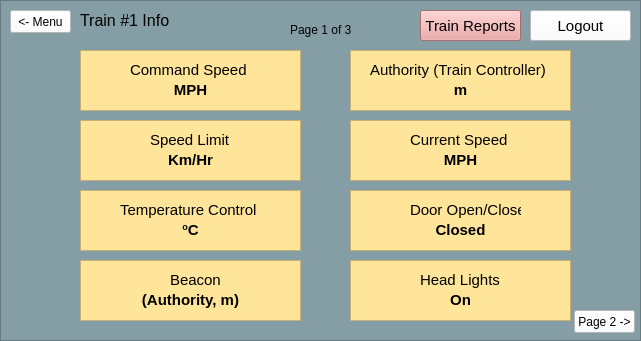
Above: src/UI/TrainModel/Train_Info_Page1.ui from aet37/ECE1140-Project before the change. Below: the same form after it.
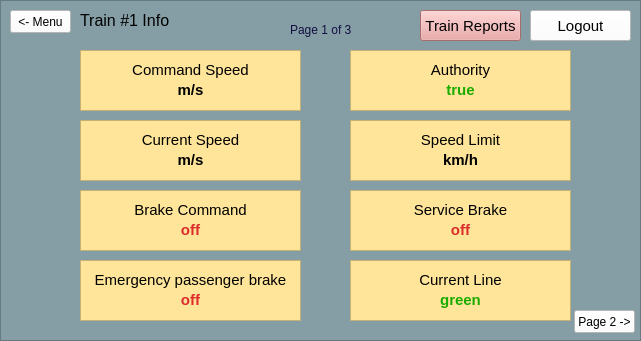
That is the form after the change.

The edit to the form file:
```diff
--- a/src/UI/TrainModel/Train_Info_Page1.ui
+++ b/src/UI/TrainModel/Train_Info_Page1.ui
@@ -90,8 +90,13 @@
      <property name="font">
       <font>
        <pointsize>12</pointsize>
+       <weight>50</weight>
+       <bold>false</bold>
       </font>
      </property>
+     <property name="styleSheet">
+      <string notr="true"/>
+     </property>
      <property name="text">
       <string>Train #1 Info</string>
      </property>
@@ -144,9 +149,9 @@
     <widget class="QLabel" name="label_2">
      <property name="geometry">
       <rect>
-       <x>130</x>
+       <x>90</x>
        <y>60</y>
-       <width>121</width>
+       <width>201</width>
        <height>20</height>
       </rect>
      </property>
@@ -156,58 +161,22 @@
       </font>
      </property>
      <property name="styleSheet">
-      <string notr="true">background-color: rgb(255, 229, 153);</string>
+      <string notr="true">
+background-color: rgba(255, 255, 255, 0);</string>
      </property>
      <property name="text">
       <string>Command Speed</string>
      </property>
-    </widget>
-    <widget class="QTextBrowser" name="textBrowser">
-     <property name="geometry">
-      <rect>
-       <x>80</x>
-       <y>50</y>
-       <width>221</width>
-       <height>61</height>
-      </rect>
-     </property>
-     <property name="styleSheet">
-      <string notr="true">background-color: rgb(255, 229, 153);</string>
-     </property>
-     <property name="html">
-      <string>&lt;!DOCTYPE HTML PUBLIC &quot;-//W3C//DTD HTML 4.0//EN&quot; &quot;http://www.w3.org/TR/REC-html40/strict.dtd&quot;&gt;
-&lt;html&gt;&lt;head&gt;&lt;meta name=&quot;qrichtext&quot; content=&quot;1&quot; /&gt;&lt;style type=&quot;text/css&quot;&gt;
-p, li { white-space: pre-wrap; }
-&lt;/style&gt;&lt;/head&gt;&lt;body style=&quot; font-family:'MS Shell Dlg 2'; font-size:8.25pt; font-weight:400; font-style:normal;&quot;&gt;
-&lt;p align=&quot;center&quot; style=&quot;-qt-paragraph-type:empty; margin-top:0px; margin-bottom:0px; margin-left:0px; margin-right:0px; -qt-block-indent:0; text-indent:0px;&quot;&gt;&lt;br /&gt;&lt;/p&gt;&lt;/body&gt;&lt;/html&gt;</string>
-     </property>
-    </widget>
-    <widget class="QTextBrowser" name="textBrowser_2">
-     <property name="geometry">
-      <rect>
-       <x>350</x>
-       <y>50</y>
-       <width>221</width>
-       <height>61</height>
-      </rect>
-     </property>
-     <property name="styleSheet">
-      <string notr="true">background-color: rgb(255, 229, 153);</string>
-     </property>
-     <property name="html">
-      <string>&lt;!DOCTYPE HTML PUBLIC &quot;-//W3C//DTD HTML 4.0//EN&quot; &quot;http://www.w3.org/TR/REC-html40/strict.dtd&quot;&gt;
-&lt;html&gt;&lt;head&gt;&lt;meta name=&quot;qrichtext&quot; content=&quot;1&quot; /&gt;&lt;style type=&quot;text/css&quot;&gt;
-p, li { white-space: pre-wrap; }
-&lt;/style&gt;&lt;/head&gt;&lt;body style=&quot; font-family:'MS Shell Dlg 2'; font-size:8.25pt; font-weight:400; font-style:normal;&quot;&gt;
-&lt;p align=&quot;center&quot; style=&quot;-qt-paragraph-type:empty; margin-top:0px; margin-bottom:0px; margin-left:0px; margin-right:0px; -qt-block-indent:0; text-indent:0px;&quot;&gt;&lt;br /&gt;&lt;/p&gt;&lt;/body&gt;&lt;/html&gt;</string>
+     <property name="alignment">
+      <set>Qt::AlignCenter</set>
      </property>
     </widget>
     <widget class="QLabel" name="label_3">
      <property name="geometry">
       <rect>
-       <x>370</x>
+       <x>360</x>
        <y>60</y>
-       <width>181</width>
+       <width>201</width>
        <height>20</height>
       </rect>
      </property>
@@ -217,38 +186,21 @@
       </font>
      </property>
      <property name="styleSheet">
-      <string notr="true">background-color: rgb(255, 229, 153);</string>
+      <string notr="true">background-color: rgba(255, 255, 255, 0);</string>
      </property>
      <property name="text">
-      <string>Authority (Train Controller)</string>
+      <string>Authority</string>
      </property>
-    </widget>
-    <widget class="QTextBrowser" name="textBrowser_3">
-     <property name="geometry">
-      <rect>
-       <x>80</x>
-       <y>120</y>
-       <width>221</width>
-       <height>61</height>
-      </rect>
-     </property>
-     <property name="styleSheet">
-      <string notr="true">background-color: rgb(255, 229, 153);</string>
-     </property>
-     <property name="html">
-      <string>&lt;!DOCTYPE HTML PUBLIC &quot;-//W3C//DTD HTML 4.0//EN&quot; &quot;http://www.w3.org/TR/REC-html40/strict.dtd&quot;&gt;
-&lt;html&gt;&lt;head&gt;&lt;meta name=&quot;qrichtext&quot; content=&quot;1&quot; /&gt;&lt;style type=&quot;text/css&quot;&gt;
-p, li { white-space: pre-wrap; }
-&lt;/style&gt;&lt;/head&gt;&lt;body style=&quot; font-family:'MS Shell Dlg 2'; font-size:8.25pt; font-weight:400; font-style:normal;&quot;&gt;
-&lt;p align=&quot;center&quot; style=&quot;-qt-paragraph-type:empty; margin-top:0px; margin-bottom:0px; margin-left:0px; margin-right:0px; -qt-block-indent:0; text-indent:0px;&quot;&gt;&lt;br /&gt;&lt;/p&gt;&lt;/body&gt;&lt;/html&gt;</string>
+     <property name="alignment">
+      <set>Qt::AlignCenter</set>
      </property>
     </widget>
     <widget class="QLabel" name="label_5">
      <property name="geometry">
       <rect>
-       <x>150</x>
+       <x>360</x>
        <y>130</y>
-       <width>81</width>
+       <width>201</width>
        <height>20</height>
       </rect>
      </property>
@@ -258,182 +210,13 @@
       </font>
      </property>
      <property name="styleSheet">
-      <string notr="true">background-color: rgb(255, 229, 153);</string>
+      <string notr="true">background-color: rgba(255, 255, 255, 0);</string>
      </property>
      <property name="text">
       <string>Speed Limit</string>
      </property>
-    </widget>
-    <widget class="QTextBrowser" name="disp_door">
-     <property name="geometry">
-      <rect>
-       <x>350</x>
-       <y>190</y>
-       <width>221</width>
-       <height>61</height>
-      </rect>
-     </property>
-     <property name="styleSheet">
-      <string notr="true">background-color: rgb(255, 229, 153);</string>
-     </property>
-     <property name="html">
-      <string>&lt;!DOCTYPE HTML PUBLIC &quot;-//W3C//DTD HTML 4.0//EN&quot; &quot;http://www.w3.org/TR/REC-html40/strict.dtd&quot;&gt;
-&lt;html&gt;&lt;head&gt;&lt;meta name=&quot;qrichtext&quot; content=&quot;1&quot; /&gt;&lt;style type=&quot;text/css&quot;&gt;
-p, li { white-space: pre-wrap; }
-&lt;/style&gt;&lt;/head&gt;&lt;body style=&quot; font-family:'MS Shell Dlg 2'; font-size:8.25pt; font-weight:400; font-style:normal;&quot;&gt;
-&lt;p align=&quot;center&quot; style=&quot;-qt-paragraph-type:empty; margin-top:0px; margin-bottom:0px; margin-left:0px; margin-right:0px; -qt-block-indent:0; text-indent:0px;&quot;&gt;&lt;br /&gt;&lt;/p&gt;
-&lt;p align=&quot;center&quot; style=&quot;-qt-paragraph-type:empty; margin-top:0px; margin-bottom:0px; margin-left:0px; margin-right:0px; -qt-block-indent:0; text-indent:0px; font-weight:600;&quot;&gt;&lt;br /&gt;&lt;/p&gt;
-&lt;p align=&quot;center&quot; style=&quot; margin-top:0px; margin-bottom:0px; margin-left:0px; margin-right:0px; -qt-block-indent:0; text-indent:0px;&quot;&gt;&lt;span style=&quot; font-size:11pt; font-weight:600;&quot;&gt;Closed&lt;/span&gt;&lt;/p&gt;&lt;/body&gt;&lt;/html&gt;</string>
-     </property>
-    </widget>
-    <widget class="QTextBrowser" name="disp_temperature_control">
-     <property name="geometry">
-      <rect>
-       <x>80</x>
-       <y>190</y>
-       <width>221</width>
-       <height>61</height>
-      </rect>
-     </property>
-     <property name="styleSheet">
-      <string notr="true">background-color: rgb(255, 229, 153);</string>
-     </property>
-     <property name="html">
-      <string>&lt;!DOCTYPE HTML PUBLIC &quot;-//W3C//DTD HTML 4.0//EN&quot; &quot;http://www.w3.org/TR/REC-html40/strict.dtd&quot;&gt;
-&lt;html&gt;&lt;head&gt;&lt;meta name=&quot;qrichtext&quot; content=&quot;1&quot; /&gt;&lt;style type=&quot;text/css&quot;&gt;
-p, li { white-space: pre-wrap; }
-&lt;/style&gt;&lt;/head&gt;&lt;body style=&quot; font-family:'MS Shell Dlg 2'; font-size:8.25pt; font-weight:400; font-style:normal;&quot;&gt;
-&lt;p align=&quot;center&quot; style=&quot;-qt-paragraph-type:empty; margin-top:0px; margin-bottom:0px; margin-left:0px; margin-right:0px; -qt-block-indent:0; text-indent:0px;&quot;&gt;&lt;br /&gt;&lt;/p&gt;
-&lt;p align=&quot;center&quot; style=&quot;-qt-paragraph-type:empty; margin-top:0px; margin-bottom:0px; margin-left:0px; margin-right:0px; -qt-block-indent:0; text-indent:0px;&quot;&gt;&lt;br /&gt;&lt;/p&gt;
-&lt;p align=&quot;center&quot; style=&quot; margin-top:0px; margin-bottom:0px; margin-left:0px; margin-right:0px; -qt-block-indent:0; text-indent:0px;&quot;&gt;&lt;span style=&quot; font-size:11pt; font-weight:600; vertical-align:super;&quot;&gt;o&lt;/span&gt;&lt;span style=&quot; font-size:11pt; font-weight:600;&quot;&gt;C&lt;/span&gt;&lt;/p&gt;&lt;/body&gt;&lt;/html&gt;</string>
-     </property>
-    </widget>
-    <widget class="QLabel" name="label_6">
-     <property name="geometry">
-      <rect>
-       <x>410</x>
-       <y>200</y>
-       <width>111</width>
-       <height>20</height>
-      </rect>
-     </property>
-     <property name="font">
-      <font>
-       <pointsize>11</pointsize>
-      </font>
-     </property>
-     <property name="styleSheet">
-      <string notr="true">background-color: rgb(255, 229, 153);</string>
-     </property>
-     <property name="text">
-      <string>Door Open/Close</string>
-     </property>
-    </widget>
-    <widget class="QLabel" name="label_7">
-     <property name="geometry">
-      <rect>
-       <x>120</x>
-       <y>200</y>
-       <width>141</width>
-       <height>20</height>
-      </rect>
-     </property>
-     <property name="font">
-      <font>
-       <pointsize>11</pointsize>
-      </font>
-     </property>
-     <property name="styleSheet">
-      <string notr="true">background-color: rgb(255, 229, 153);</string>
-     </property>
-     <property name="text">
-      <string>Temperature Control</string>
-     </property>
-    </widget>
-    <widget class="QTextBrowser" name="disp_head_lights">
-     <property name="geometry">
-      <rect>
-       <x>350</x>
-       <y>260</y>
-       <width>221</width>
-       <height>61</height>
-      </rect>
-     </property>
-     <property name="styleSheet">
-      <string notr="true">background-color: rgb(255, 229, 153);</string>
-     </property>
-     <property name="html">
-      <string>&lt;!DOCTYPE HTML PUBLIC &quot;-//W3C//DTD HTML 4.0//EN&quot; &quot;http://www.w3.org/TR/REC-html40/strict.dtd&quot;&gt;
-&lt;html&gt;&lt;head&gt;&lt;meta name=&quot;qrichtext&quot; content=&quot;1&quot; /&gt;&lt;style type=&quot;text/css&quot;&gt;
-p, li { white-space: pre-wrap; }
-&lt;/style&gt;&lt;/head&gt;&lt;body style=&quot; font-family:'MS Shell Dlg 2'; font-size:8.25pt; font-weight:400; font-style:normal;&quot;&gt;
-&lt;p align=&quot;center&quot; style=&quot;-qt-paragraph-type:empty; margin-top:0px; margin-bottom:0px; margin-left:0px; margin-right:0px; -qt-block-indent:0; text-indent:0px;&quot;&gt;&lt;br /&gt;&lt;/p&gt;
-&lt;p align=&quot;center&quot; style=&quot;-qt-paragraph-type:empty; margin-top:0px; margin-bottom:0px; margin-left:0px; margin-right:0px; -qt-block-indent:0; text-indent:0px; font-weight:600;&quot;&gt;&lt;br /&gt;&lt;/p&gt;
-&lt;p align=&quot;center&quot; style=&quot; margin-top:0px; margin-bottom:0px; margin-left:0px; margin-right:0px; -qt-block-indent:0; text-indent:0px;&quot;&gt;&lt;span style=&quot; font-size:11pt; font-weight:600;&quot;&gt;On&lt;/span&gt;&lt;/p&gt;&lt;/body&gt;&lt;/html&gt;</string>
-     </property>
-    </widget>
-    <widget class="QTextBrowser" name="disp_beacon">
-     <property name="geometry">
-      <rect>
-       <x>80</x>
-       <y>260</y>
-       <width>221</width>
-       <height>61</height>
-      </rect>
-     </property>
-     <property name="styleSheet">
-      <string notr="true">background-color: rgb(255, 229, 153);</string>
-     </property>
-     <property name="html">
-      <string>&lt;!DOCTYPE HTML PUBLIC &quot;-//W3C//DTD HTML 4.0//EN&quot; &quot;http://www.w3.org/TR/REC-html40/strict.dtd&quot;&gt;
-&lt;html&gt;&lt;head&gt;&lt;meta name=&quot;qrichtext&quot; content=&quot;1&quot; /&gt;&lt;style type=&quot;text/css&quot;&gt;
-p, li { white-space: pre-wrap; }
-&lt;/style&gt;&lt;/head&gt;&lt;body style=&quot; font-family:'MS Shell Dlg 2'; font-size:8.25pt; font-weight:400; font-style:normal;&quot;&gt;
-&lt;p align=&quot;center&quot; style=&quot;-qt-paragraph-type:empty; margin-top:0px; margin-bottom:0px; margin-left:0px; margin-right:0px; -qt-block-indent:0; text-indent:0px;&quot;&gt;&lt;br /&gt;&lt;/p&gt;
-&lt;p align=&quot;center&quot; style=&quot;-qt-paragraph-type:empty; margin-top:0px; margin-bottom:0px; margin-left:0px; margin-right:0px; -qt-block-indent:0; text-indent:0px; font-weight:600;&quot;&gt;&lt;br /&gt;&lt;/p&gt;
-&lt;p align=&quot;center&quot; style=&quot; margin-top:0px; margin-bottom:0px; margin-left:0px; margin-right:0px; -qt-block-indent:0; text-indent:0px;&quot;&gt;&lt;span style=&quot; font-size:11pt; font-weight:600;&quot;&gt;(Authority, m)&lt;/span&gt;&lt;/p&gt;&lt;/body&gt;&lt;/html&gt;</string>
-     </property>
-    </widget>
-    <widget class="QLabel" name="label_8">
-     <property name="geometry">
-      <rect>
-       <x>420</x>
-       <y>270</y>
-       <width>81</width>
-       <height>20</height>
-      </rect>
-     </property>
-     <property name="font">
-      <font>
-       <pointsize>11</pointsize>
-      </font>
-     </property>
-     <property name="styleSheet">
-      <string notr="true">background-color: rgb(255, 229, 153);</string>
-     </property>
-     <property name="text">
-      <string>Head Lights</string>
-     </property>
-    </widget>
-    <widget class="QLabel" name="label_9">
-     <property name="geometry">
-      <rect>
-       <x>170</x>
-       <y>270</y>
-       <width>51</width>
-       <height>20</height>
-      </rect>
-     </property>
-     <property name="font">
-      <font>
-       <pointsize>11</pointsize>
-      </font>
-     </property>
-     <property name="styleSheet">
-      <string notr="true">background-color: rgb(255, 229, 153);</string>
-     </property>
-     <property name="text">
-      <string>Beacon</string>
+     <property name="alignment">
+      <set>Qt::AlignCenter</set>
      </property>
     </widget>
     <widget class="QLabel" name="label_10">
@@ -448,8 +231,13 @@
      <property name="font">
       <font>
        <pointsize>9</pointsize>
+       <weight>50</weight>
+       <bold>false</bold>
       </font>
      </property>
+     <property name="styleSheet">
+      <string notr="true">color: rgb(19, 15, 64);</string>
+     </property>
      <property name="text">
       <string>Page 1 of 3</string>
      </property>
@@ -503,16 +291,16 @@
       </font>
      </property>
      <property name="styleSheet">
-      <string notr="true">background-color: rgb(255, 229, 153);</string>
+      <string notr="true">background-color: rgba(255, 255, 255, 0);</string>
      </property>
      <property name="text">
-      <string>MPH</string>
+      <string>m/s</string>
      </property>
      <property name="alignment">
       <set>Qt::AlignCenter</set>
      </property>
     </widget>
-    <widget class="QLabel" name="disp_authority_train">
+    <widget class="QLabel" name="disp_authority">
      <property name="geometry">
       <rect>
        <x>360</x>
@@ -529,10 +317,11 @@
       </font>
      </property>
      <property name="styleSheet">
-      <string notr="true">background-color: rgb(255, 229, 153);</string>
+      <string notr="true">background-color: rgba(255, 255, 255, 0);
+color: rgb(26, 171, 0);</string>
      </property>
      <property name="text">
-      <string>m</string>
+      <string>true</string>
      </property>
      <property name="alignment">
       <set>Qt::AlignCenter</set>
@@ -541,7 +330,7 @@
     <widget class="QLabel" name="disp_speed_limit">
      <property name="geometry">
       <rect>
-       <x>90</x>
+       <x>360</x>
        <y>150</y>
        <width>201</width>
        <height>20</height>
@@ -555,10 +344,10 @@
       </font>
      </property>
      <property name="styleSheet">
-      <string notr="true">background-color: rgb(255, 229, 153);</string>
+      <string notr="true">background-color: rgba(255, 255, 255, 0);</string>
      </property>
      <property name="text">
-      <string>Km/Hr</string>
+      <string>km/h</string>
      </property>
      <property name="alignment">
       <set>Qt::AlignCenter</set>
@@ -567,7 +356,7 @@
     <widget class="QLabel" name="disp_current_speed">
      <property name="geometry">
       <rect>
-       <x>360</x>
+       <x>90</x>
        <y>150</y>
        <width>201</width>
        <height>20</height>
@@ -581,10 +370,10 @@
       </font>
      </property>
      <property name="styleSheet">
-      <string notr="true">background-color: rgb(255, 229, 153);</string>
+      <string notr="true">background-color: rgba(255, 255, 255, 0);</string>
      </property>
      <property name="text">
-      <string>MPH</string>
+      <string>m/s</string>
      </property>
      <property name="alignment">
       <set>Qt::AlignCenter</set>
@@ -593,9 +382,9 @@
     <widget class="QLabel" name="label_4">
      <property name="geometry">
       <rect>
-       <x>410</x>
+       <x>90</x>
        <y>130</y>
-       <width>101</width>
+       <width>201</width>
        <height>20</height>
       </rect>
      </property>
@@ -605,15 +394,109 @@
       </font>
      </property>
      <property name="styleSheet">
-      <string notr="true">background-color: rgb(255, 229, 153);</string>
+      <string notr="true">background-color: rgba(255, 255, 255, 0);</string>
      </property>
      <property name="text">
       <string>Current Speed</string>
      </property>
+     <property name="alignment">
+      <set>Qt::AlignCenter</set>
+     </property>
     </widget>
-    <widget class="QTextBrowser" name="textBrowser_4">
+    <widget class="QLabel" name="label_8">
      <property name="geometry">
       <rect>
+       <x>360</x>
+       <y>200</y>
+       <width>201</width>
+       <height>20</height>
+      </rect>
+     </property>
+     <property name="font">
+      <font>
+       <pointsize>11</pointsize>
+      </font>
+     </property>
+     <property name="styleSheet">
+      <string notr="true">background-color: rgba(255, 255, 255, 0);</string>
+     </property>
+     <property name="text">
+      <string>Service Brake</string>
+     </property>
+     <property name="alignment">
+      <set>Qt::AlignCenter</set>
+     </property>
+    </widget>
+    <widget class="QLabel" name="disp_service_brake">
+     <property name="geometry">
+      <rect>
+       <x>360</x>
+       <y>220</y>
+       <width>201</width>
+       <height>20</height>
+      </rect>
+     </property>
+     <property name="font">
+      <font>
+       <pointsize>11</pointsize>
+       <weight>75</weight>
+       <bold>true</bold>
+      </font>
+     </property>
+     <property name="styleSheet">
+      <string notr="true">background-color: rgba(255, 255, 255, 0);
+color: rgb(220, 44, 44);</string>
+     </property>
+     <property name="text">
+      <string>off</string>
+     </property>
+     <property name="alignment">
+      <set>Qt::AlignCenter</set>
+     </property>
+    </widget>
+    <widget class="QTextBrowser" name="textBrowser_5">
+     <property name="geometry">
+      <rect>
+       <x>80</x>
+       <y>50</y>
+       <width>221</width>
+       <height>61</height>
+      </rect>
+     </property>
+     <property name="styleSheet">
+      <string notr="true">background-color: rgb(255, 229, 153);</string>
+     </property>
+     <property name="html">
+      <string>&lt;!DOCTYPE HTML PUBLIC &quot;-//W3C//DTD HTML 4.0//EN&quot; &quot;http://www.w3.org/TR/REC-html40/strict.dtd&quot;&gt;
+&lt;html&gt;&lt;head&gt;&lt;meta name=&quot;qrichtext&quot; content=&quot;1&quot; /&gt;&lt;style type=&quot;text/css&quot;&gt;
+p, li { white-space: pre-wrap; }
+&lt;/style&gt;&lt;/head&gt;&lt;body style=&quot; font-family:'MS Shell Dlg 2'; font-size:8.25pt; font-weight:400; font-style:normal;&quot;&gt;
+&lt;p align=&quot;center&quot; style=&quot;-qt-paragraph-type:empty; margin-top:0px; margin-bottom:0px; margin-left:0px; margin-right:0px; -qt-block-indent:0; text-indent:0px;&quot;&gt;&lt;br /&gt;&lt;/p&gt;&lt;/body&gt;&lt;/html&gt;</string>
+     </property>
+    </widget>
+    <widget class="QTextBrowser" name="textBrowser_6">
+     <property name="geometry">
+      <rect>
+       <x>80</x>
+       <y>120</y>
+       <width>221</width>
+       <height>61</height>
+      </rect>
+     </property>
+     <property name="styleSheet">
+      <string notr="true">background-color: rgb(255, 229, 153);</string>
+     </property>
+     <property name="html">
+      <string>&lt;!DOCTYPE HTML PUBLIC &quot;-//W3C//DTD HTML 4.0//EN&quot; &quot;http://www.w3.org/TR/REC-html40/strict.dtd&quot;&gt;
+&lt;html&gt;&lt;head&gt;&lt;meta name=&quot;qrichtext&quot; content=&quot;1&quot; /&gt;&lt;style type=&quot;text/css&quot;&gt;
+p, li { white-space: pre-wrap; }
+&lt;/style&gt;&lt;/head&gt;&lt;body style=&quot; font-family:'MS Shell Dlg 2'; font-size:8.25pt; font-weight:400; font-style:normal;&quot;&gt;
+&lt;p align=&quot;center&quot; style=&quot;-qt-paragraph-type:empty; margin-top:0px; margin-bottom:0px; margin-left:0px; margin-right:0px; -qt-block-indent:0; text-indent:0px;&quot;&gt;&lt;br /&gt;&lt;/p&gt;&lt;/body&gt;&lt;/html&gt;</string>
+     </property>
+    </widget>
+    <widget class="QTextBrowser" name="textBrowser_7">
+     <property name="geometry">
+      <rect>
        <x>350</x>
        <y>120</y>
        <width>221</width>
@@ -631,31 +514,288 @@
 &lt;p align=&quot;center&quot; style=&quot;-qt-paragraph-type:empty; margin-top:0px; margin-bottom:0px; margin-left:0px; margin-right:0px; -qt-block-indent:0; text-indent:0px;&quot;&gt;&lt;br /&gt;&lt;/p&gt;&lt;/body&gt;&lt;/html&gt;</string>
      </property>
     </widget>
-    <zorder>textBrowser_4</zorder>
+    <widget class="QTextBrowser" name="textBrowser_8">
+     <property name="geometry">
+      <rect>
+       <x>350</x>
+       <y>50</y>
+       <width>221</width>
+       <height>61</height>
+      </rect>
+     </property>
+     <property name="styleSheet">
+      <string notr="true">background-color: rgb(255, 229, 153);</string>
+     </property>
+     <property name="html">
+      <string>&lt;!DOCTYPE HTML PUBLIC &quot;-//W3C//DTD HTML 4.0//EN&quot; &quot;http://www.w3.org/TR/REC-html40/strict.dtd&quot;&gt;
+&lt;html&gt;&lt;head&gt;&lt;meta name=&quot;qrichtext&quot; content=&quot;1&quot; /&gt;&lt;style type=&quot;text/css&quot;&gt;
+p, li { white-space: pre-wrap; }
+&lt;/style&gt;&lt;/head&gt;&lt;body style=&quot; font-family:'MS Shell Dlg 2'; font-size:8.25pt; font-weight:400; font-style:normal;&quot;&gt;
+&lt;p align=&quot;center&quot; style=&quot;-qt-paragraph-type:empty; margin-top:0px; margin-bottom:0px; margin-left:0px; margin-right:0px; -qt-block-indent:0; text-indent:0px;&quot;&gt;&lt;br /&gt;&lt;/p&gt;&lt;/body&gt;&lt;/html&gt;</string>
+     </property>
+    </widget>
+    <widget class="QTextBrowser" name="textBrowser_9">
+     <property name="geometry">
+      <rect>
+       <x>350</x>
+       <y>190</y>
+       <width>221</width>
+       <height>61</height>
+      </rect>
+     </property>
+     <property name="styleSheet">
+      <string notr="true">background-color: rgb(255, 229, 153);</string>
+     </property>
+     <property name="html">
+      <string>&lt;!DOCTYPE HTML PUBLIC &quot;-//W3C//DTD HTML 4.0//EN&quot; &quot;http://www.w3.org/TR/REC-html40/strict.dtd&quot;&gt;
+&lt;html&gt;&lt;head&gt;&lt;meta name=&quot;qrichtext&quot; content=&quot;1&quot; /&gt;&lt;style type=&quot;text/css&quot;&gt;
+p, li { white-space: pre-wrap; }
+&lt;/style&gt;&lt;/head&gt;&lt;body style=&quot; font-family:'MS Shell Dlg 2'; font-size:8.25pt; font-weight:400; font-style:normal;&quot;&gt;
+&lt;p align=&quot;center&quot; style=&quot;-qt-paragraph-type:empty; margin-top:0px; margin-bottom:0px; margin-left:0px; margin-right:0px; -qt-block-indent:0; text-indent:0px;&quot;&gt;&lt;br /&gt;&lt;/p&gt;&lt;/body&gt;&lt;/html&gt;</string>
+     </property>
+    </widget>
+    <widget class="QLabel" name="disp_emergency_passenger_brake">
+     <property name="geometry">
+      <rect>
+       <x>90</x>
+       <y>290</y>
+       <width>201</width>
+       <height>20</height>
+      </rect>
+     </property>
+     <property name="font">
+      <font>
+       <pointsize>11</pointsize>
+       <weight>75</weight>
+       <bold>true</bold>
+      </font>
+     </property>
+     <property name="styleSheet">
+      <string notr="true">background-color: rgba(255, 255, 255, 0);
+color: rgb(220, 44, 44);</string>
+     </property>
+     <property name="text">
+      <string>off</string>
+     </property>
+     <property name="alignment">
+      <set>Qt::AlignCenter</set>
+     </property>
+    </widget>
+    <widget class="QLabel" name="label_6">
+     <property name="geometry">
+      <rect>
+       <x>90</x>
+       <y>270</y>
+       <width>201</width>
+       <height>20</height>
+      </rect>
+     </property>
+     <property name="font">
+      <font>
+       <pointsize>11</pointsize>
+      </font>
+     </property>
+     <property name="styleSheet">
+      <string notr="true">background-color: rgba(255, 255, 255, 0);</string>
+     </property>
+     <property name="text">
+      <string>Emergency passenger brake</string>
+     </property>
+     <property name="alignment">
+      <set>Qt::AlignCenter</set>
+     </property>
+    </widget>
+    <widget class="QTextBrowser" name="textBrowser_2">
+     <property name="geometry">
+      <rect>
+       <x>80</x>
+       <y>260</y>
+       <width>221</width>
+       <height>61</height>
+      </rect>
+     </property>
+     <property name="styleSheet">
+      <string notr="true">background-color: rgb(255, 229, 153);</string>
+     </property>
+     <property name="html">
+      <string>&lt;!DOCTYPE HTML PUBLIC &quot;-//W3C//DTD HTML 4.0//EN&quot; &quot;http://www.w3.org/TR/REC-html40/strict.dtd&quot;&gt;
+&lt;html&gt;&lt;head&gt;&lt;meta name=&quot;qrichtext&quot; content=&quot;1&quot; /&gt;&lt;style type=&quot;text/css&quot;&gt;
+p, li { white-space: pre-wrap; }
+&lt;/style&gt;&lt;/head&gt;&lt;body style=&quot; font-family:'MS Shell Dlg 2'; font-size:8.25pt; font-weight:400; font-style:normal;&quot;&gt;
+&lt;p align=&quot;center&quot; style=&quot;-qt-paragraph-type:empty; margin-top:0px; margin-bottom:0px; margin-left:0px; margin-right:0px; -qt-block-indent:0; text-indent:0px;&quot;&gt;&lt;br /&gt;&lt;/p&gt;&lt;/body&gt;&lt;/html&gt;</string>
+     </property>
+    </widget>
+    <widget class="QTextBrowser" name="textBrowser_10">
+     <property name="geometry">
+      <rect>
+       <x>80</x>
+       <y>190</y>
+       <width>221</width>
+       <height>61</height>
+      </rect>
+     </property>
+     <property name="styleSheet">
+      <string notr="true">background-color: rgb(255, 229, 153);</string>
+     </property>
+     <property name="html">
+      <string>&lt;!DOCTYPE HTML PUBLIC &quot;-//W3C//DTD HTML 4.0//EN&quot; &quot;http://www.w3.org/TR/REC-html40/strict.dtd&quot;&gt;
+&lt;html&gt;&lt;head&gt;&lt;meta name=&quot;qrichtext&quot; content=&quot;1&quot; /&gt;&lt;style type=&quot;text/css&quot;&gt;
+p, li { white-space: pre-wrap; }
+&lt;/style&gt;&lt;/head&gt;&lt;body style=&quot; font-family:'MS Shell Dlg 2'; font-size:8.25pt; font-weight:400; font-style:normal;&quot;&gt;
+&lt;p align=&quot;center&quot; style=&quot;-qt-paragraph-type:empty; margin-top:0px; margin-bottom:0px; margin-left:0px; margin-right:0px; -qt-block-indent:0; text-indent:0px;&quot;&gt;&lt;br /&gt;&lt;/p&gt;&lt;/body&gt;&lt;/html&gt;</string>
+     </property>
+    </widget>
+    <widget class="QLabel" name="disp_brake_command">
+     <property name="geometry">
+      <rect>
+       <x>90</x>
+       <y>220</y>
+       <width>201</width>
+       <height>20</height>
+      </rect>
+     </property>
+     <property name="font">
+      <font>
+       <pointsize>11</pointsize>
+       <weight>75</weight>
+       <bold>true</bold>
+      </font>
+     </property>
+     <property name="styleSheet">
+      <string notr="true">background-color: rgba(255, 255, 255, 0);
+color: rgb(220, 44, 44);</string>
+     </property>
+     <property name="text">
+      <string>off</string>
+     </property>
+     <property name="alignment">
+      <set>Qt::AlignCenter</set>
+     </property>
+    </widget>
+    <widget class="QLabel" name="label_9">
+     <property name="geometry">
+      <rect>
+       <x>90</x>
+       <y>200</y>
+       <width>201</width>
+       <height>20</height>
+      </rect>
+     </property>
+     <property name="font">
+      <font>
+       <pointsize>11</pointsize>
+      </font>
+     </property>
+     <property name="styleSheet">
+      <string notr="true">background-color: rgba(255, 255, 255, 0);</string>
+     </property>
+     <property name="text">
+      <string>Brake Command</string>
+     </property>
+     <property name="alignment">
+      <set>Qt::AlignCenter</set>
+     </property>
+    </widget>
+    <widget class="QTextBrowser" name="textBrowser_3">
+     <property name="geometry">
+      <rect>
+       <x>350</x>
+       <y>260</y>
+       <width>221</width>
+       <height>61</height>
+      </rect>
+     </property>
+     <property name="styleSheet">
+      <string notr="true">background-color: rgb(255, 229, 153);</string>
+     </property>
+     <property name="html">
+      <string>&lt;!DOCTYPE HTML PUBLIC &quot;-//W3C//DTD HTML 4.0//EN&quot; &quot;http://www.w3.org/TR/REC-html40/strict.dtd&quot;&gt;
+&lt;html&gt;&lt;head&gt;&lt;meta name=&quot;qrichtext&quot; content=&quot;1&quot; /&gt;&lt;style type=&quot;text/css&quot;&gt;
+p, li { white-space: pre-wrap; }
+&lt;/style&gt;&lt;/head&gt;&lt;body style=&quot; font-family:'MS Shell Dlg 2'; font-size:8.25pt; font-weight:400; font-style:normal;&quot;&gt;
+&lt;p align=&quot;center&quot; style=&quot;-qt-paragraph-type:empty; margin-top:0px; margin-bottom:0px; margin-left:0px; margin-right:0px; -qt-block-indent:0; text-indent:0px;&quot;&gt;&lt;br /&gt;&lt;/p&gt;&lt;/body&gt;&lt;/html&gt;</string>
+     </property>
+    </widget>
+    <widget class="QLabel" name="label_7">
+     <property name="geometry">
+      <rect>
+       <x>360</x>
+       <y>270</y>
+       <width>201</width>
+       <height>20</height>
+      </rect>
+     </property>
+     <property name="font">
+      <font>
+       <pointsize>11</pointsize>
+      </font>
+     </property>
+     <property name="styleSheet">
+      <string notr="true">background-color: rgba(255, 255, 255, 0);</string>
+     </property>
+     <property name="text">
+      <string>Current Line</string>
+     </property>
+     <property name="alignment">
+      <set>Qt::AlignCenter</set>
+     </property>
+    </widget>
+    <widget class="QLabel" name="disp_current_line">
+     <property name="geometry">
+      <rect>
+       <x>360</x>
+       <y>290</y>
+       <width>201</width>
+       <height>20</height>
+      </rect>
+     </property>
+     <property name="font">
+      <font>
+       <pointsize>11</pointsize>
+       <weight>75</weight>
+       <bold>true</bold>
+      </font>
+     </property>
+     <property name="styleSheet">
+      <string notr="true">background-color: rgba(255, 255, 255, 0);
+color: rgb(26, 171, 0);</string>
+     </property>
+     <property name="text">
+      <string>green</string>
+     </property>
+     <property name="alignment">
+      <set>Qt::AlignCenter</set>
+     </property>
+    </widget>
+    <zorder>textBrowser_2</zorder>
+    <zorder>textBrowser_8</zorder>
+    <zorder>textBrowser_9</zorder>
+    <zorder>textBrowser_7</zorder>
+    <zorder>textBrowser_6</zorder>
+    <zorder>textBrowser_5</zorder>
     <zorder>page1_train_label</zorder>
     <zorder>report_button_info1</zorder>
-    <zorder>textBrowser</zorder>
     <zorder>label_2</zorder>
-    <zorder>textBrowser_2</zorder>
     <zorder>label_3</zorder>
-    <zorder>textBrowser_3</zorder>
     <zorder>label_5</zorder>
-    <zorder>disp_door</zorder>
-    <zorder>disp_temperature_control</zorder>
-    <zorder>label_6</zorder>
-    <zorder>label_7</zorder>
-    <zorder>disp_head_lights</zorder>
-    <zorder>disp_beacon</zorder>
-    <zorder>label_8</zorder>
-    <zorder>label_9</zorder>
     <zorder>label_10</zorder>
     <zorder>page1to2_button</zorder>
     <zorder>page1toM_button</zorder>
     <zorder>disp_command_speed</zorder>
-    <zorder>disp_authority_train</zorder>
+    <zorder>disp_authority</zorder>
     <zorder>disp_speed_limit</zorder>
     <zorder>disp_current_speed</zorder>
     <zorder>label_4</zorder>
+    <zorder>label_8</zorder>
+    <zorder>disp_service_brake</zorder>
+    <zorder>disp_emergency_passenger_brake</zorder>
+    <zorder>label_6</zorder>
+    <zorder>textBrowser_10</zorder>
+    <zorder>disp_brake_command</zorder>
+    <zorder>label_9</zorder>
+    <zorder>textBrowser_3</zorder>
+    <zorder>label_7</zorder>
+    <zorder>disp_current_line</zorder>
    </widget>
    <zorder>frame</zorder>
    <zorder>logout_button_info1</zorder>
```
